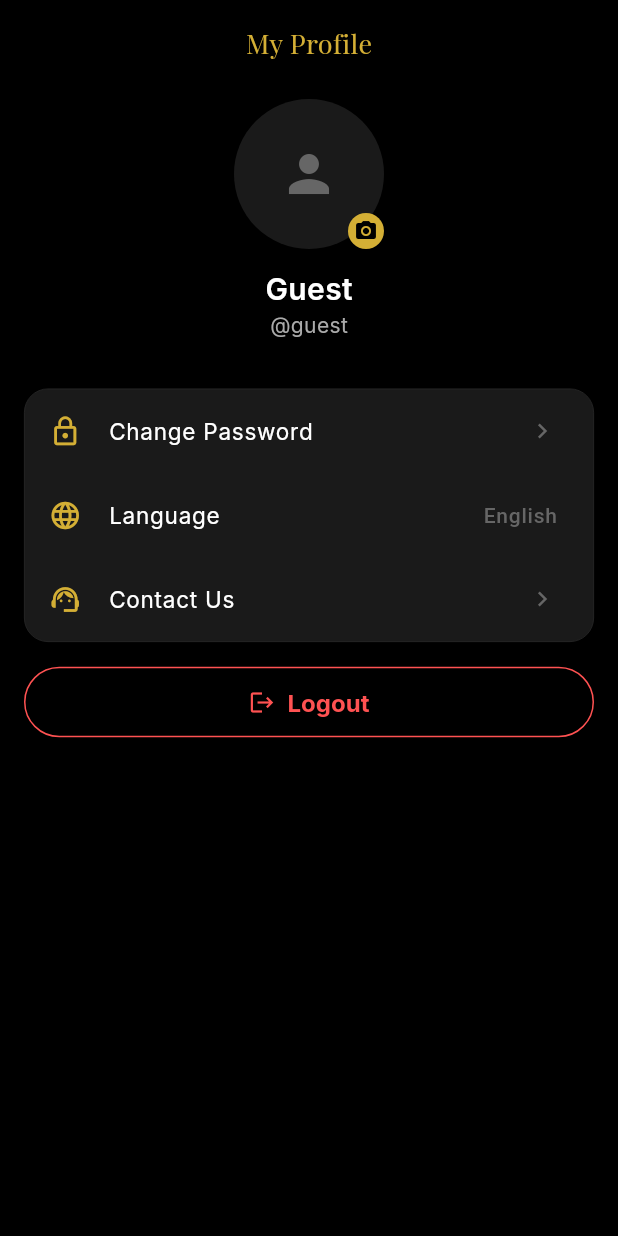
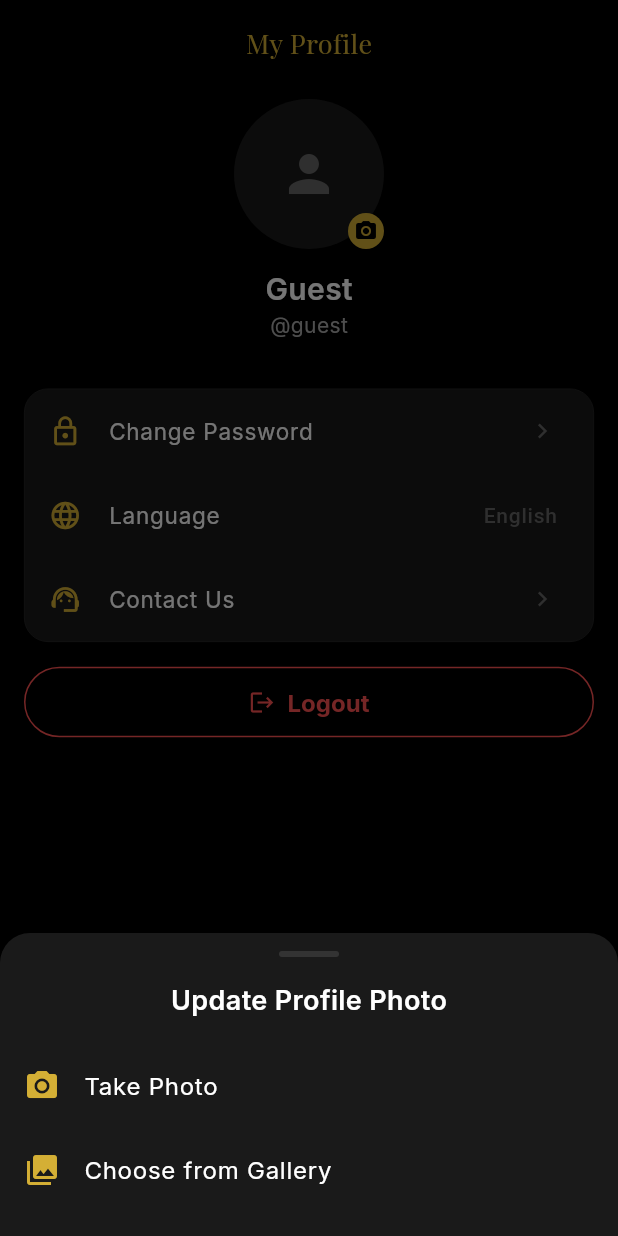
Before and after one commit to Namit-Dhupar/ddstylists-customer-app, a Flutter app: the ProfileScreen screen opened directly, after a tap on the "person" icon, on a phone screen of 412 x 824 dp. Run offline on Flutter 3.47's test engine with Material 3 defaults, Android fonts, the phone set to English and light mode, and no system bars; our stand-ins replace dio, flutter_riverpod, flutter_secure_storage, google_fonts, google_sign_in, image_picker and 1 more; missing offline and left inert: agora_rtc_engine; accounts and stored records are empty; network calls fail.

Commit message:
fix: resolve all 6 bugs including Google Sign-In, UI updates, and profile picture upload

```diff
--- a/frontend/lib/features/profile/profile_screen.dart
+++ b/frontend/lib/features/profile/profile_screen.dart
@@ -19,15 +19,59 @@ class _ProfileScreenState extends ConsumerState<ProfileScreen> {
   bool _isUploading = false;
   final ImagePicker _picker = ImagePicker();
 
-  Future<void> _uploadProfileImage() async {
-    final XFile? image = await _picker.pickImage(source: ImageSource.gallery);
+  Future<void> _showImageSourcePicker() async {
+    showModalBottomSheet(
+      context: context,
+      backgroundColor: AppColors.cardDark,
+      shape: const RoundedRectangleBorder(
+        borderRadius: BorderRadius.vertical(top: Radius.circular(20)),
+      ),
+      builder: (ctx) {
+        return SafeArea(
+          child: Column(
+            mainAxisSize: MainAxisSize.min,
+            children: [
+              const SizedBox(height: 12),
+              Container(
+                width: 40, height: 4,
+                decoration: BoxDecoration(color: AppColors.greyDark, borderRadius: BorderRadius.circular(2)),
+              ),
+              const SizedBox(height: 16),
+              const Text('Update Profile Photo', style: TextStyle(color: Colors.white, fontSize: 18, fontWeight: FontWeight.w600)),
+              const SizedBox(height: 16),
+              ListTile(
+                leading: const Icon(Icons.camera_alt, color: AppColors.gold),
+                title: const Text('Take Photo', style: TextStyle(color: Colors.white)),
+                onTap: () {
+                  Navigator.pop(ctx);
+                  _uploadProfileImage(ImageSource.camera);
+                },
+              ),
+              ListTile(
+                leading: const Icon(Icons.photo_library, color: AppColors.gold),
+                title: const Text('Choose from Gallery', style: TextStyle(color: Colors.white)),
+                onTap: () {
+                  Navigator.pop(ctx);
+                  _uploadProfileImage(ImageSource.gallery);
+                },
+              ),
+              const SizedBox(height: 16),
+            ],
+          ),
+        );
+      },
+    );
+  }
+
+  Future<void> _uploadProfileImage(ImageSource source) async {
+    final XFile? image = await _picker.pickImage(source: source);
     if (image == null) return;
 
     setState(() => _isUploading = true);
     try {
       final dio = ApiConfig.createDio();
       final formData = FormData.fromMap({
-        'profileImage': await MultipartFile.fromFile(image.path),
+        'image': await MultipartFile.fromFile(image.path),
       });
 
       await dio.put('/users/profile-image', data: formData);
@@ -72,7 +116,7 @@ class _ProfileScreenState extends ConsumerState<ProfileScreen> {
               const SizedBox(height: 24),
               // Avatar
               GestureDetector(
-                onTap: _isUploading ? null : _uploadProfileImage,
+                onTap: _isUploading ? null : _showImageSourcePicker,
                 child: Stack(
                   alignment: Alignment.center,
                   children: [
--- a/render.yaml
+++ b/render.yaml
@@ -34,3 +34,5 @@ services:
         sync: false
       - key: AGORA_APP_CERTIFICATE
         sync: false
+      - key: REMOVE_BG_API_KEY
+        sync: false
```
Also changed, not shown: frontend/lib/features/home/home_screen.dart (+27 -9 lines), frontend/lib/features/wardrobe/wardrobe_screen.dart (+26 -4 lines), 6 other files.
